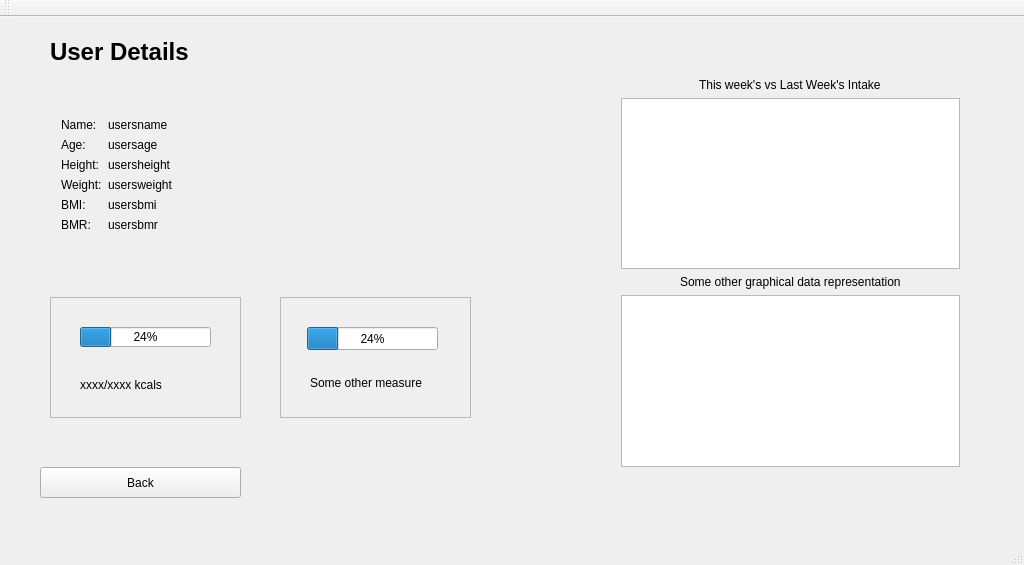
Before: the Qt Designer form GUI_Qt/SmartScale/userDetails.ui in twschung/IoT-Smart-Scale, drawn with Qt 5.
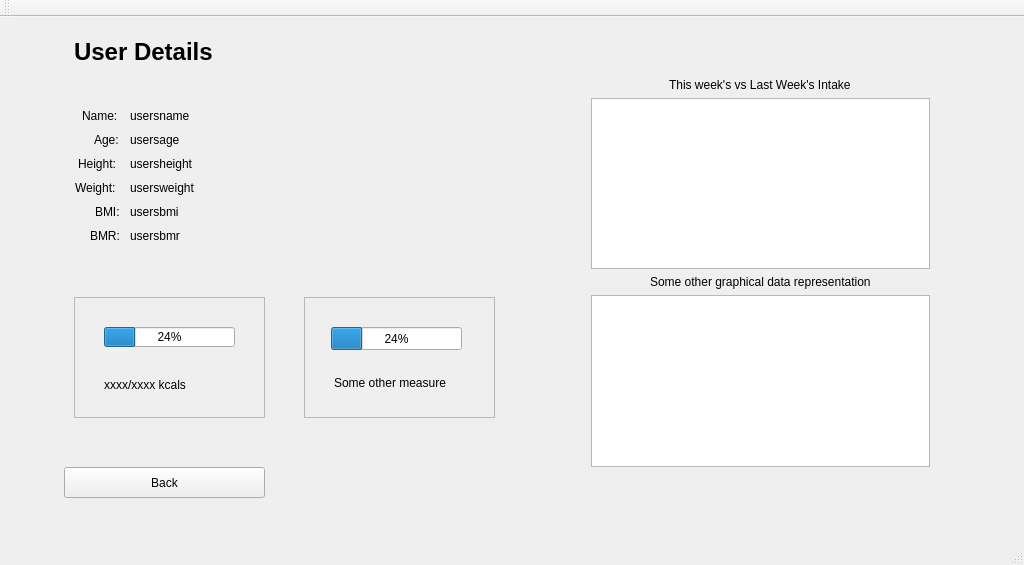
After: the same form once the commit is applied.

Patch:
```diff
--- a/GUI_Qt/SmartScale/userDetails.ui
+++ b/GUI_Qt/SmartScale/userDetails.ui
@@ -17,7 +17,7 @@
    <widget class="QPushButton" name="btnBack">
     <property name="geometry">
      <rect>
-      <x>40</x>
+      <x>64</x>
       <y>450</y>
       <width>201</width>
       <height>31</height>
@@ -27,106 +27,10 @@
      <string>Back</string>
     </property>
    </widget>
-   <widget class="QWidget" name="formLayoutWidget">
-    <property name="geometry">
-     <rect>
-      <x>50</x>
-      <y>90</y>
-      <width>421</width>
-      <height>151</height>
-     </rect>
-    </property>
-    <layout class="QFormLayout" name="userDetailsBasic">
-     <item row="0" column="0">
-      <widget class="QLabel" name="lblName">
-       <property name="text">
-        <string>Name:</string>
-       </property>
-      </widget>
-     </item>
-     <item row="1" column="0">
-      <widget class="QLabel" name="lblAge">
-       <property name="text">
-        <string>Age:</string>
-       </property>
-      </widget>
-     </item>
-     <item row="2" column="0">
-      <widget class="QLabel" name="lblHeight">
-       <property name="text">
-        <string>Height:</string>
-       </property>
-      </widget>
-     </item>
-     <item row="2" column="1">
-      <widget class="QLabel" name="lblUserHeight">
-       <property name="text">
-        <string>usersheight</string>
-       </property>
-      </widget>
-     </item>
-     <item row="3" column="0">
-      <widget class="QLabel" name="lblWeight">
-       <property name="text">
-        <string>Weight:</string>
-       </property>
-      </widget>
-     </item>
-     <item row="3" column="1">
-      <widget class="QLabel" name="lblUserWeight">
-       <property name="text">
-        <string>usersweight</string>
-       </property>
-      </widget>
-     </item>
-     <item row="4" column="0">
-      <widget class="QLabel" name="lblBMI">
-       <property name="text">
-        <string>BMI:</string>
-       </property>
-      </widget>
-     </item>
-     <item row="4" column="1">
-      <widget class="QLabel" name="lblUserBMI">
-       <property name="text">
-        <string>usersbmi</string>
-       </property>
-      </widget>
-     </item>
-     <item row="5" column="0">
-      <widget class="QLabel" name="lblBMR">
-       <property name="text">
-        <string>BMR:</string>
-       </property>
-      </widget>
-     </item>
-     <item row="5" column="1">
-      <widget class="QLabel" name="lbluserBMR">
-       <property name="text">
-        <string>usersbmr</string>
-       </property>
-      </widget>
-     </item>
-     <item row="1" column="1">
-      <widget class="QLabel" name="lblUserAge">
-       <property name="text">
-        <string>usersage</string>
-       </property>
-      </widget>
-     </item>
-     <item row="0" column="1">
-      <widget class="QLabel" name="lblUserName">
-       <property name="text">
-        <string>usersname</string>
-       </property>
-      </widget>
-     </item>
-    </layout>
-   </widget>
    <widget class="QLabel" name="lblUserDetails">
     <property name="geometry">
      <rect>
-      <x>50</x>
+      <x>74</x>
       <y>20</y>
       <width>201</width>
       <height>31</height>
@@ -139,7 +43,7 @@
    <widget class="QWidget" name="gridLayoutWidget">
     <property name="geometry">
      <rect>
-      <x>610</x>
+      <x>580</x>
       <y>50</y>
       <width>361</width>
       <height>411</height>
@@ -171,7 +75,7 @@
    <widget class="QFrame" name="frmFitnessMeasure2">
     <property name="geometry">
      <rect>
-      <x>280</x>
+      <x>304</x>
       <y>280</y>
       <width>191</width>
       <height>121</height>
@@ -213,7 +117,7 @@
    <widget class="QFrame" name="frmDailyCals">
     <property name="geometry">
      <rect>
-      <x>50</x>
+      <x>74</x>
       <y>280</y>
       <width>191</width>
       <height>121</height>
@@ -252,6 +156,162 @@
      </property>
     </widget>
    </widget>
+   <widget class="QLabel" name="lblBMI">
+    <property name="geometry">
+     <rect>
+      <x>95</x>
+      <y>187</y>
+      <width>27</width>
+      <height>16</height>
+     </rect>
+    </property>
+    <property name="text">
+     <string>BMI:</string>
+    </property>
+   </widget>
+   <widget class="QLabel" name="lblName">
+    <property name="geometry">
+     <rect>
+      <x>82</x>
+      <y>91</y>
+      <width>40</width>
+      <height>16</height>
+     </rect>
+    </property>
+    <property name="text">
+     <string>Name:</string>
+    </property>
+   </widget>
+   <widget class="QLabel" name="lblAge">
+    <property name="geometry">
+     <rect>
+      <x>94</x>
+      <y>115</y>
+      <width>28</width>
+      <height>16</height>
+     </rect>
+    </property>
+    <property name="text">
+     <string>Age:</string>
+    </property>
+   </widget>
+   <widget class="QLabel" name="lblUserHeight">
+    <property name="geometry">
+     <rect>
+      <x>130</x>
+      <y>139</y>
+      <width>72</width>
+      <height>16</height>
+     </rect>
+    </property>
+    <property name="text">
+     <string>usersheight</string>
+    </property>
+   </widget>
+   <widget class="QLabel" name="lblUserWeight">
+    <property name="geometry">
+     <rect>
+      <x>130</x>
+      <y>163</y>
+      <width>74</width>
+      <height>16</height>
+     </rect>
+    </property>
+    <property name="text">
+     <string>usersweight</string>
+    </property>
+   </widget>
+   <widget class="QLabel" name="lblWeight">
+    <property name="geometry">
+     <rect>
+      <x>75</x>
+      <y>163</y>
+      <width>47</width>
+      <height>16</height>
+     </rect>
+    </property>
+    <property name="text">
+     <string>Weight:</string>
+    </property>
+   </widget>
+   <widget class="QLabel" name="lblBMR">
+    <property name="geometry">
+     <rect>
+      <x>90</x>
+      <y>211</y>
+      <width>32</width>
+      <height>16</height>
+     </rect>
+    </property>
+    <property name="text">
+     <string>BMR:</string>
+    </property>
+   </widget>
+   <widget class="QLabel" name="lbluserBMR">
+    <property name="geometry">
+     <rect>
+      <x>130</x>
+      <y>211</y>
+      <width>58</width>
+      <height>16</height>
+     </rect>
+    </property>
+    <property name="text">
+     <string>usersbmr</string>
+    </property>
+   </widget>
+   <widget class="QLabel" name="lblHeight">
+    <property name="geometry">
+     <rect>
+      <x>78</x>
+      <y>139</y>
+      <width>44</width>
+      <height>16</height>
+     </rect>
+    </property>
+    <property name="text">
+     <string>Height:</string>
+    </property>
+   </widget>
+   <widget class="QLabel" name="lblUserBMI">
+    <property name="geometry">
+     <rect>
+      <x>130</x>
+      <y>187</y>
+      <width>56</width>
+      <height>16</height>
+     </rect>
+    </property>
+    <property name="text">
+     <string>usersbmi</string>
+    </property>
+   </widget>
+   <widget class="QLabel" name="lblUserName">
+    <property name="geometry">
+     <rect>
+      <x>130</x>
+      <y>91</y>
+      <width>67</width>
+      <height>16</height>
+     </rect>
+    </property>
+    <property name="text">
+     <string>usersname</string>
+    </property>
+   </widget>
+   <widget class="QLabel" name="lblUserAge">
+    <property name="geometry">
+     <rect>
+      <x>130</x>
+      <y>115</y>
+      <width>56</width>
+      <height>16</height>
+     </rect>
+    </property>
+    <property name="text">
+     <string>usersage</string>
+    </property>
+   </widget>
   </widget>
   <widget class="QMenuBar" name="menuBar">
    <property name="geometry">
```
